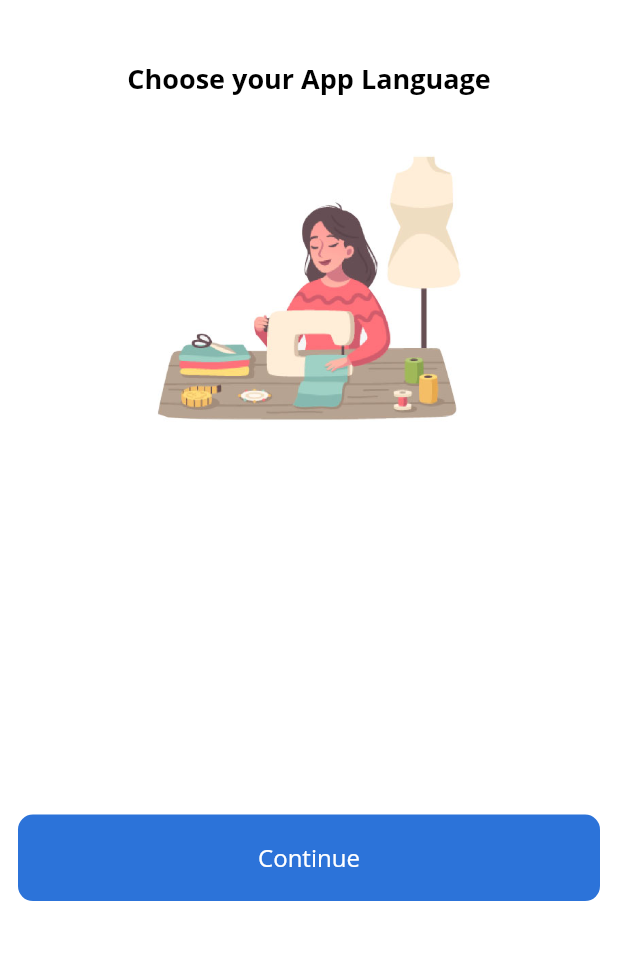
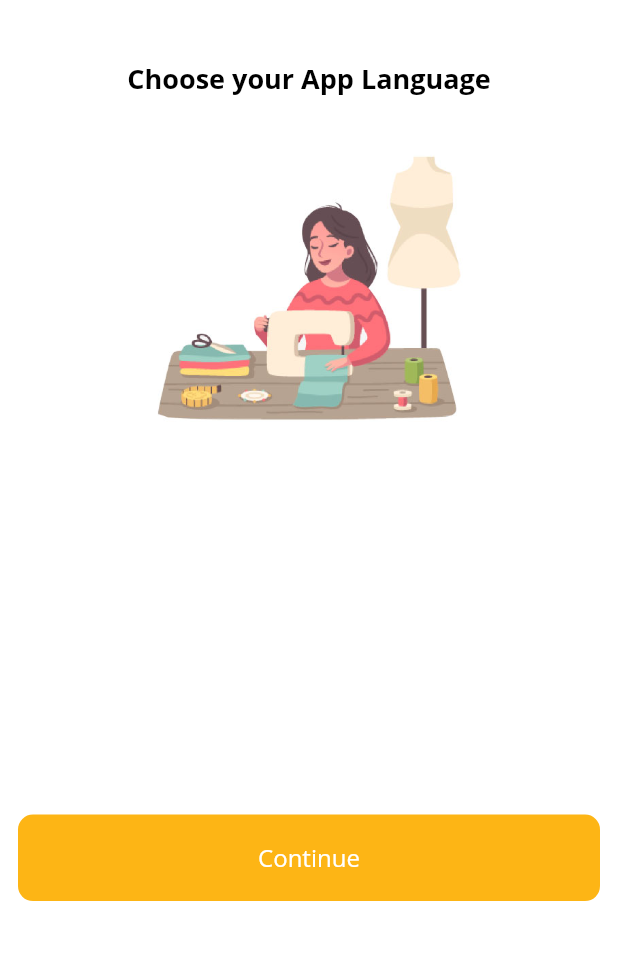
Before and after one commit to satosh205/lo2_app_upgrade, a Flutter app: the ChooseLanguage screen opened directly, on a phone screen of 412 x 824 dp, the part 225-1185 px from its top. Run offline on Flutter 3.47's test engine with Material 2 defaults, Android fonts, the phone set to English and light mode, and no system bars; our stand-ins replace accordion, bloc, cached_network_image, camera, dio, dots_indicator and 26 more; missing offline and left inert: flutter_cached_pdfview, flutter_downloader, flutter_inappwebview, flutter_pdfview, injector, video_thumbnail and 1 more; accounts and stored records are empty; network calls fail; project files that could hold a hidden picture were left out.

Commit message:
added code in apiconstant.dart

```diff
--- a/lib/data/api/api_constants.dart
+++ b/lib/data/api/api_constants.dart
@@ -1,5 +1,6 @@
 import 'package:masterg/utils/config.dart';
 import 'package:masterg/utils/resource/colors.dart';
+import 'package:masterg/utils/config.dart';
 
 class ApiConstants {
   /**Server url*/
@@ -7,11 +8,11 @@ class ApiConstants {
   ///todo change Env to production when release to the client
   ///For Developer
   // static const PRODUCTION_BASE_URL = "https://learningoxygen.com/";
-  static const PRODUCTION_BASE_URL = "https://mylearning.learnandbuild.in/";
+  //static const PRODUCTION_BASE_URL = "https://mylearning.learnandbuild.in/";
 
   static const DEV_BASE_URL = "https://learningoxygen.com/";
 
-  static const IMAGE_BASE_URL = 'https://learningoxygen.com/joy_content/';
+  //static const IMAGE_BASE_URL = 'https://learningoxygen.com/joy_content/';
 
   //todo before share this change it to production
 
@@ -22,6 +23,10 @@ class ApiConstants {
   String APIKeyValue() {
     return APK_DETAILS['nlms_api_key']!;
   } //Demo test Client
+
+  String PRODUCTION_BASE_URL() {
+    return APK_DETAILS['domain_url']!;
+  }
 
   ///APIs
   static const LOGIN = "api/joy/signin";
--- a/lib/data/api/api_service.dart
+++ b/lib/data/api/api_service.dart
@@ -65,7 +65,7 @@ class _Prod extends Environment {
   EnvironmentType get type => EnvironmentType.PROD;
 
   @override
-  String get baseUrl => ApiConstants.PRODUCTION_BASE_URL;
+  String get baseUrl => ApiConstants().PRODUCTION_BASE_URL();
 
   @override
   String get apiKey => "For api key";
--- a/lib/data/providers/home_provider.dart
+++ b/lib/data/providers/home_provider.dart
@@ -122,8 +122,9 @@ class HomeProvider {
 
   static Future<ApiResponse?> getContentDetails({int? id}) async {
     //  Utility.hideKeyboard();
-    final _url =
-        ApiConstants.PRODUCTION_BASE_URL + "api/joy/contents/" + id.toString();
+    final _url = ApiConstants().PRODUCTION_BASE_URL() +
+        "api/joy/contents/" +
+        id.toString();
     Log.v(_url);
     try {
       final response = await http.get(
--- a/lib/pages/ghome/home_page.dart
+++ b/lib/pages/ghome/home_page.dart
@@ -282,7 +282,7 @@ class _homePageState extends State<homePage> {
                               body: WebView(
                                 javascriptMode: JavascriptMode.unrestricted,
                                 initialUrl:
-                                    '${ApiConstants.PRODUCTION_BASE_URL}${widget.bottomMenu![index].url}?cred=${UserSession.userToken}',
+                                    '${ApiConstants().PRODUCTION_BASE_URL()}${widget.bottomMenu![index].url}?cred=${UserSession.userToken}',
                               ),
                             )));
               } else {
--- a/lib/utils/config.dart
+++ b/lib/utils/config.dart
@@ -1,11 +1,12 @@
 const APK_DETAILS = {
-  "app_name": "learn_build",
-  "package_name": "com.learn_build",
+  "app_name": "MasterG",
+  "package_name": "com.at.masterg",
   "logo_url":
-      "https://img.freepik.com/premium-vector/awesome-logo-graphic-technology-triangle-perfect-app-logo-website-technology_213022-37.jpg?w=2000",
-  "theme_image_url": "http://127.0.0.1:8002/api/make-apk",
-  "theme_color": "#ff2c73d9",
+      "https://mlglghj0wokz.i.optimole.com/qsdU2E4-oBRb3ms7/w:1280/h:591/q:mauto/https://masterg.in/wp-content/uploads/2021/05/masterg-transparent-logo.png",
+  "theme_image_url":
+      "https://mlglghj0wokz.i.optimole.com/qsdU2E4-oBRb3ms7/w:1280/h:591/q:mauto/https://masterg.in/wp-content/uploads/2021/05/masterg-transparent-logo.png",
+  "theme_color": "FDB515",
   "element_color": "#FFFFFF",
-  "nlms_api_key": "0612b32b39f4b29f48c5c5363028ee916bb99TECH",
-  "domain_url": "http://127.0.0.1:8002/api/make-apk"
+  "nlms_api_key": "0612b32b39f4b29f48c5c5363028ee916bb99MasterG",
+  "domain_url": "https://qa.learningoxygen.com/"
 };
```
Also changed, not shown: lib/utils/resource/colors.dart (+2 -8 lines).
